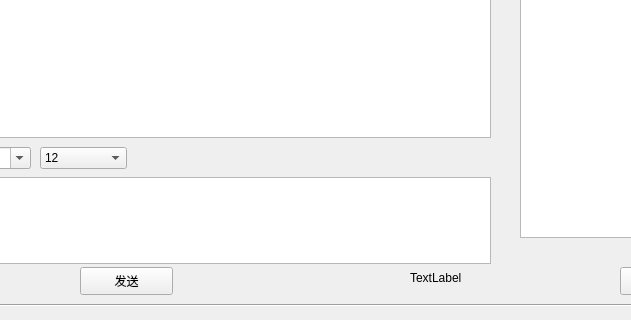
Qt form widget.ui (holdonbush/QT-sample-chat-application) before a commit; both pictures show x 140 to 771 and y 173 to 493 of the 901 by 493 pixel window.
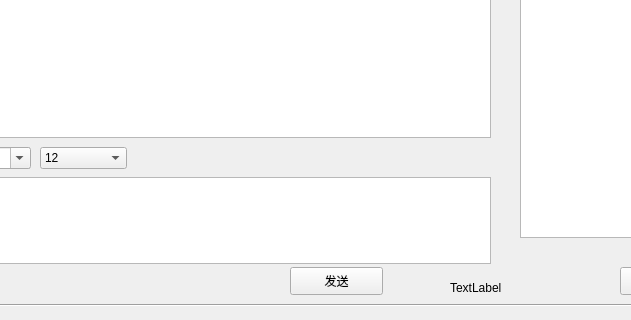
The same form after that commit.

The edit to the form file:
```diff
--- a/widget.ui
+++ b/widget.ui
@@ -157,7 +157,7 @@
   <widget class="QPushButton" name="sendBtn">
    <property name="geometry">
     <rect>
-     <x>220</x>
+     <x>430</x>
      <y>440</y>
      <width>93</width>
      <height>28</height>
@@ -170,8 +170,8 @@
   <widget class="QLabel" name="usrNumLbl">
    <property name="geometry">
     <rect>
-     <x>550</x>
-     <y>440</y>
+     <x>590</x>
+     <y>450</y>
      <width>101</width>
      <height>21</height>
     </rect>
```
